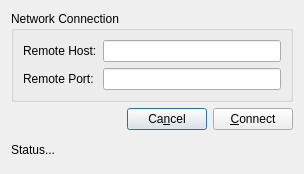
rku/Settleboard, file client/ui/connectorform.ui: the form before one commit.
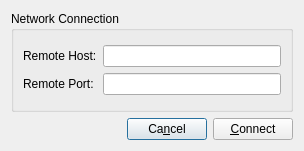
The form after the commit.

The edit to the form file:
```diff
--- a/client/ui/connectorform.ui
+++ b/client/ui/connectorform.ui
@@ -7,7 +7,7 @@
     <x>0</x>
     <y>0</y>
     <width>304</width>
-    <height>174</height>
+    <height>151</height>
    </rect>
   </property>
   <property name="windowTitle">
@@ -107,13 +107,6 @@
      </item>
     </layout>
    </item>
-   <item>
-    <widget class="QLabel" name="labelStatus">
-     <property name="text">
-      <string>Status...</string>
-     </property>
-    </widget>
-   </item>
   </layout>
  </widget>
  <resources/>
```
